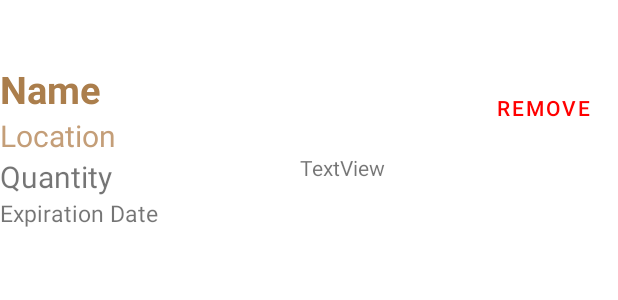
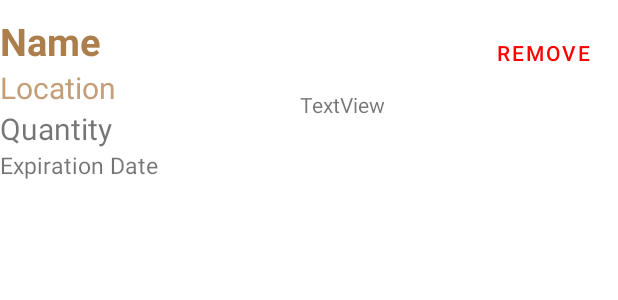
Before and after one commit to emilyathomas/MyPantry-Mobile-App, an Android app: the layout pantry_item.xml on its own in the app's theme, with its tools: preview values and no code run, on a phone screen of 412 x 824 dp. Shown: the top 300 px of the screen. Run offline under Robolectric (Android 15) with nearby library versions, the phone set to English and light mode, and no system bars.

Commit message:
Pantry list & Sort by

```diff
--- a/app/src/main/java/com/example/mypantry/addPantry.java
+++ b/app/src/main/java/com/example/mypantry/addPantry.java
@@ -80,7 +80,7 @@ public class addPantry extends AppCompatActivity {
                 String freezer = "Freezer";
                 if (newLoc == 2131231063) {
                     pantryIntent.putExtra("pantryLocation", pantry);
-                } else if (newLoc == 2131230923 ) {
+                } else if (newLoc == 2131230922 ) {
                     pantryIntent.putExtra("pantryLocation", fridge);
                 } else {
                     pantryIntent.putExtra("pantryLocation", freezer);
--- a/app/src/main/java/com/example/mypantry/mealRecommendation.java
+++ b/app/src/main/java/com/example/mypantry/mealRecommendation.java
@@ -17,8 +17,8 @@ public class mealRecommendation extends AppCompatActivity {
 
         Intent intent = new Intent(mealRecommendation.this, MainActivity.class);
 
-        Button groceryBtn = findViewById(R.id.close_recipe);
-        groceryBtn.setOnClickListener(new View.OnClickListener() {
+        Button closeBtn = findViewById(R.id.close_recipe);
+        closeBtn.setOnClickListener(new View.OnClickListener() {
             public void onClick(View view) {
                 startActivity(intent);
             }
--- a/app/src/main/res/layout/pantry_item.xml
+++ b/app/src/main/res/layout/pantry_item.xml
@@ -1,19 +1,10 @@
 <?xml version="1.0" encoding="utf-8"?>
-<androidx.constraintlayout.widget.ConstraintLayout xmlns:android="http://schemas.android.com/apk/res/android"
-    xmlns:app="http://schemas.android.com/apk/res-auto"
-    android:layout_width="match_parent"
-    android:layout_height="match_parent">
-
-    <LinearLayout
+<LinearLayout xmlns:android="http://schemas.android.com/apk/res/android"
+    android:id="@+id/groceryItem"
     android:layout_width="match_parent"
     android:layout_height="wrap_content"
-        android:layout_marginTop="30dp"
-        android:layout_marginBottom="660dp"
-        android:orientation="horizontal"
-        app:layout_constraintBottom_toBottomOf="parent"
-        app:layout_constraintEnd_toEndOf="parent"
-        app:layout_constraintStart_toStartOf="parent"
-        app:layout_constraintTop_toTopOf="parent">
+    android:layout_marginTop="10dp"
+    android:orientation="horizontal">
 
     <LinearLayout
         android:layout_width="200dp"
@@ -76,10 +67,7 @@
                 android:layout_width="wrap_content"
                 android:layout_height="wrap_content"
                 android:background="@android:color/transparent"
-                    android:gravity="center"
-                    app:cornerRadius="0dp"
-                    app:icon="@drawable/grocery"
-                    app:iconSize="40dp" />
+                android:gravity="center" />
 
             <Button
                 android:id="@+id/itemRemoval"
@@ -104,4 +92,3 @@
         </LinearLayout>
     </LinearLayout>
 </LinearLayout>
-</androidx.constraintlayout.widget.ConstraintLayout>
```
Also changed, not shown: app/src/main/java/com/example/mypantry/MainActivity.java (+109 -24 lines), app/src/main/res/layout/add_grocery_item.xml (+10 -4 lines), app/src/main/res/layout/add_pantry_item.xml (+10 -4 lines), app/src/main/res/layout/sort_by.xml (+1 -23 lines). Lines whose indentation alone changed are shown as unchanged.
